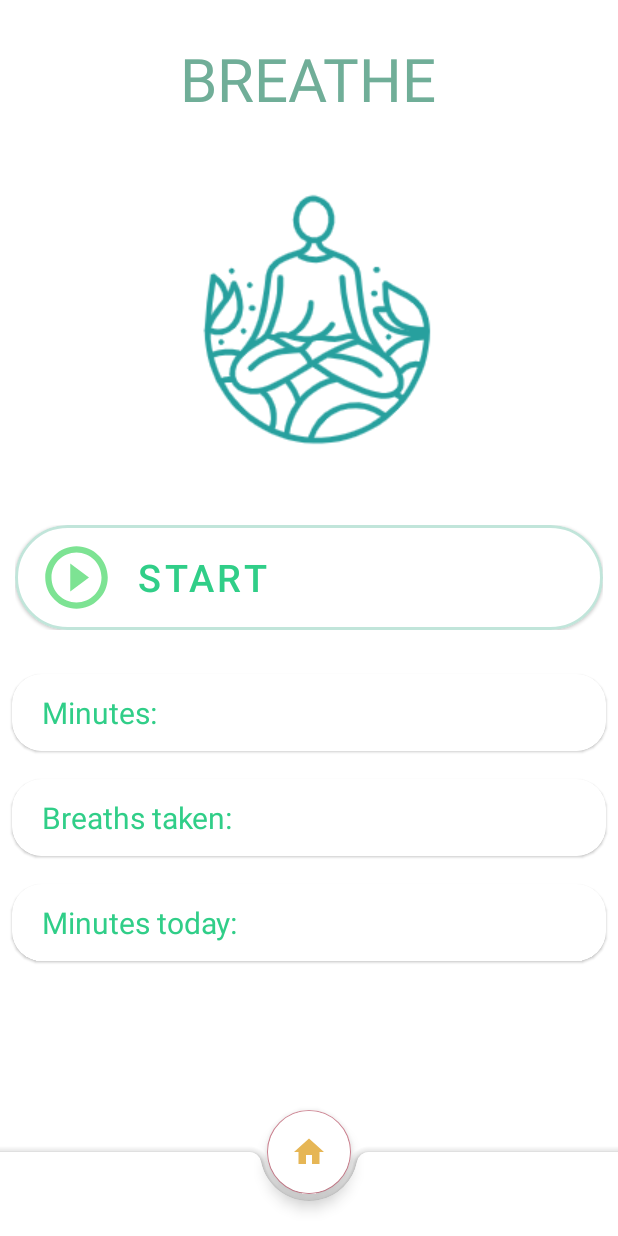
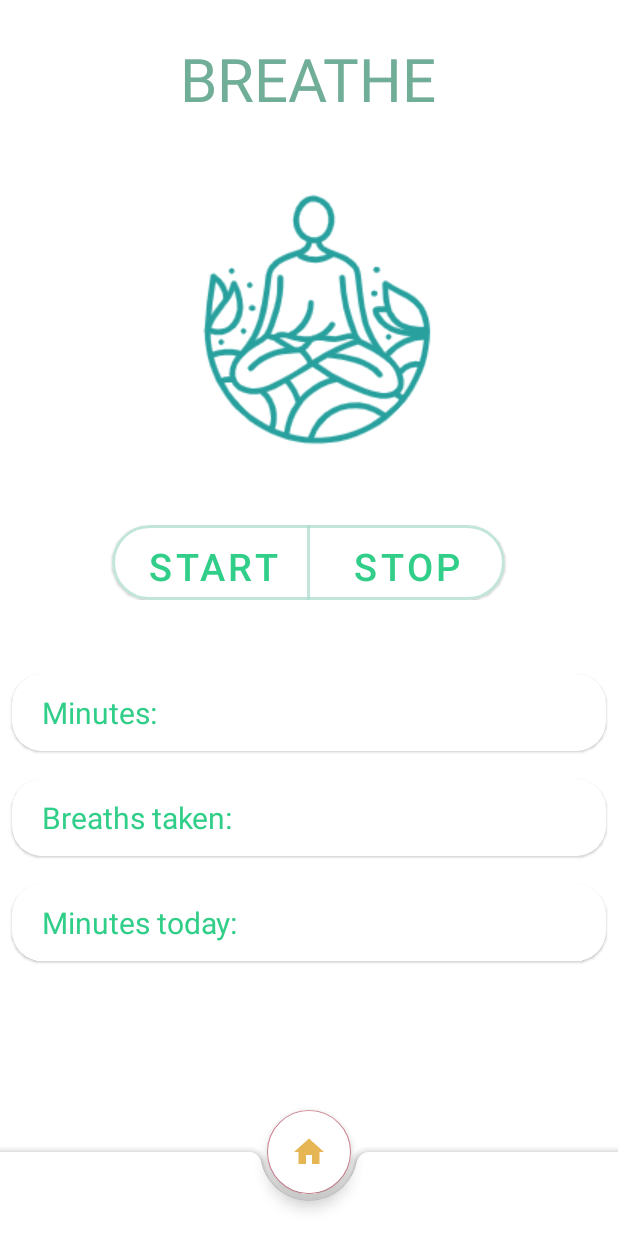
Before and after one commit to srushtixvasani/app, an Android app: the BreatheActivity screen opened directly, with no data from a screen before it, on a phone screen of 412 x 824 dp. Run offline under Robolectric (Android 15) with nearby library versions, the phone set to English and light mode, and no system bars; libraries missing offline, so code that uses them is left out: com.github.florent37.viewanimator; Roboto replaces fonts that are not available here.

Commit message:
Fix stop button Still need to fix font color and font. Add text in breaths taken and minutes. Animation started working need to tweak it tho.
Signed-off-by: srushtixvasani <srushtivasani@gmail.com>

```diff
--- a/app/src/main/java/com/example/dailynotdilly/BreatheActivity.java
+++ b/app/src/main/java/com/example/dailynotdilly/BreatheActivity.java
@@ -8,14 +8,22 @@ import android.widget.ImageView;
 
 import androidx.appcompat.app.AppCompatActivity;
 import androidx.appcompat.widget.AppCompatImageButton;
+import androidx.appcompat.widget.AppCompatTextView;
 
+import com.github.florent37.viewanimator.AnimationListener;
 import com.github.florent37.viewanimator.ViewAnimator;
 import com.google.android.material.button.MaterialButton;
 import com.google.android.material.floatingactionbutton.FloatingActionButton;
 
 public class BreatheActivity extends AppCompatActivity {
 
+    private FloatingActionButton fab;
     private ImageView breatheImage;
+    private AppCompatTextView minute;
+    private AppCompatTextView numOfBreathTaken;
+    private AppCompatTextView minsToday;
+    private MaterialButton startButton;
+    private MaterialButton stopButton;
 
     @Override
     public void onCreate( Bundle savedInstanceState) {
@@ -23,7 +31,7 @@ public class BreatheActivity extends AppCompatActivity {
         setContentView(R.layout.breathe_activity);
 
         // set floating action button to open home screen
-        FloatingActionButton fab = findViewById(R.id.fab);
+        fab = findViewById(R.id.fab);
 
         fab.setOnClickListener(new View.OnClickListener() {
             @Override
@@ -33,24 +41,53 @@ public class BreatheActivity extends AppCompatActivity {
             }
         });
 
+        // Statistic for the user
+        minute = findViewById(R.id.minute);
+        numOfBreathTaken = findViewById(R.id.numOfBreathTaken);
+        minsToday = findViewById(R.id.minsToday);
+
+
+
+
+        // for the animation to go smaller when user inhales, larger when user exhales when start button is pressed
         breatheImage = findViewById(R.id.breatheImage);
 
-        ViewAnimator
-                .animate(breatheImage)
-                .translationY(-1000, 0)
-                .alpha(0,1)
-                .dp().translationX(-20, 0)
-                .decelerate()
-                .duration(2000)
-                .thenAnimate(breatheImage)
-                .scale(1f, 0.5f, 1f)
-                .rotation(360f)
-                .repeatCount(10)
-                .accelerate()
-                .duration(2000)
-                .start();
+        startButton = findViewById(R.id.breatheButton);
+        startButton.setOnClickListener(new View.OnClickListener() {
+            @Override
+            public void onClick(View v) {
+                startAnimation();
+            }
+
+        });
+
+        // to stop animation
+        stopButton = findViewById(R.id.stopBreathButton);
+        stopButton.setOnClickListener(new View.OnClickListener() {
+            @Override
+            public void onClick(View v) {
+                stopAnimation();
+            }
+        });
+
 
        }
+
+       private void startAnimation(){
+           ViewAnimator
+                   .animate(breatheImage)
+                   .scale(1f, 0.75f, 0.5f, 0.75f, 1f)
+                   .decelerate()
+                   .duration(7000)
+                   .repeatCount(ViewAnimator.INFINITE)
+                   .start();
+       }
+
+       private void stopAnimation(){
+            ViewAnimator.animate(breatheImage)
+                    .start().cancel();
+       }
+
 
 //    private View.OnClickListener startViewAnimation() {
 //        ImageView breatheImage = findViewById(R.id.breatheImage);
--- /dev/null
+++ b/app/src/main/res/drawable/ic_stop.xml
@@ -0,0 +1,6 @@
+<vector android:height="50dp" android:tint="#7DE393"
+    android:viewportHeight="24" android:viewportWidth="24"
+    android:width="50dp" xmlns:android="http://schemas.android.com/apk/res/android">
+    <path android:fillColor="@color/green"
+        android:fillType="nonZero" android:pathData="M8,16h8V8H8V16zM12,2C6.48,2 2,6.48 2,12s4.48,10 10,10s10,-4.48 10,-10S17.52,2 12,2L12,2z"/>
+</vector>
--- a/app/src/main/res/layout/breathe_activity.xml
+++ b/app/src/main/res/layout/breathe_activity.xml
@@ -42,13 +42,13 @@
         android:layout_marginTop="350dp"
         android:paddingHorizontal="10dp"
         android:orientation="horizontal"
-        android:gravity="start">
+        android:gravity="center">
 
         <com.google.android.material.card.MaterialCardView
-            android:layout_width="match_parent"
+            android:layout_width="wrap_content"
             android:layout_height="match_parent"
             app:cardCornerRadius="100dp"
-            android:layout_gravity="center_horizontal"
+            android:layout_gravity="center_vertical"
             android:backgroundTint="@color/white"
             app:strokeWidth="2dp"
             app:strokeColor="@color/blue">
@@ -59,15 +59,32 @@
 
                 <com.google.android.material.button.MaterialButton
                     android:id="@+id/breatheButton"
-                    android:layout_width="match_parent"
+                    android:layout_width="130dp"
                     android:layout_height="match_parent"
                     android:text=" START "
                     android:textSize="25sp"
-                    android:drawableLeft="@drawable/ic_start"
                     android:background="@color/transparent"
                     android:textColor="@color/green"
-                    android:gravity="center_vertical"
-                    android:layout_gravity="start">
+                    android:gravity="center"
+                    android:layout_gravity="center">
+
+                </com.google.android.material.button.MaterialButton>
+
+                <View
+                    android:layout_width="2dp"
+                    android:background="@color/blue"
+                    android:layout_height="50dp"/>
+
+                <com.google.android.material.button.MaterialButton
+                    android:id="@+id/stopBreathButton"
+                    android:layout_width="130dp"
+                    android:layout_height="match_parent"
+                    android:text=" STOP "
+                    android:textSize="25sp"
+                    android:background="@color/transparent"
+                    android:textColor="@color/green"
+                    android:gravity="center"
+                    android:layout_gravity="center">
 
                 </com.google.android.material.button.MaterialButton>
 
@@ -166,6 +183,7 @@
             android:layout_width="wrap_content"
             android:layout_height="wrap_content"
             android:backgroundTint="@color/white"
+            android:background="@color/white"
             android:contentDescription="@string/button"
             android:src="@drawable/home_icon"
             app:layout_anchor="@id/bottomAppBar" />
```
